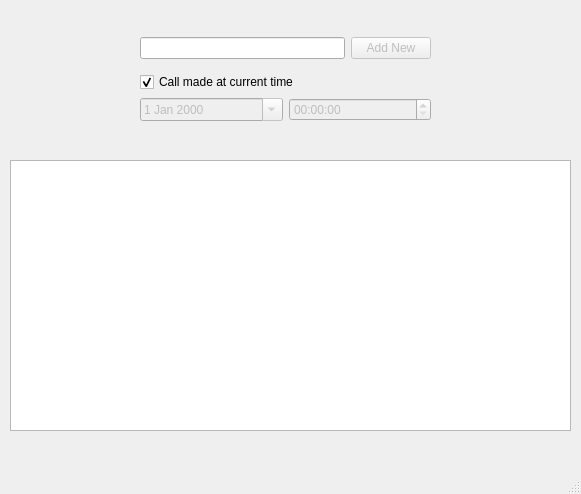
Above: client/phone.ui from woodenbrick/phoneLog before the change. Below: the same form after it.
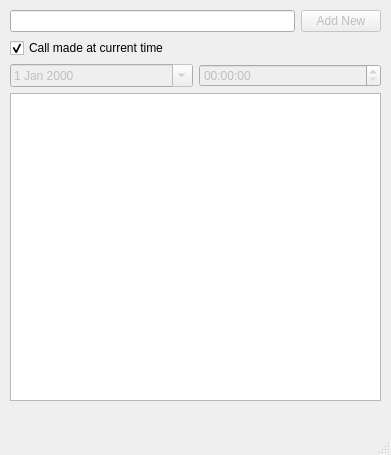
That is the form after the change. Icons and pictures are not drawn.

Commit message: smaller gui nicer date format

What changed in the file:
```diff
--- a/client/phone.ui
+++ b/client/phone.ui
@@ -5,8 +5,8 @@
    <rect>
     <x>0</x>
     <y>0</y>
-    <width>581</width>
-    <height>494</height>
+    <width>391</width>
+    <height>455</height>
    </rect>
   </property>
   <property name="windowTitle" >
@@ -17,43 +17,17 @@
     <normaloff>phone.png</normaloff>phone.png</iconset>
   </property>
   <widget class="QWidget" name="centralwidget" >
-   <widget class="QTableView" name="callList" >
-    <property name="geometry" >
-     <rect>
-      <x>10</x>
-      <y>160</y>
-      <width>561</width>
-      <height>271</height>
-     </rect>
-    </property>
-    <property name="frameShadow" >
-     <enum>QFrame::Raised</enum>
-    </property>
-    <property name="alternatingRowColors" >
-     <bool>true</bool>
-    </property>
-    <property name="selectionMode" >
-     <enum>QAbstractItemView::SingleSelection</enum>
-    </property>
-    <property name="selectionBehavior" >
-     <enum>QAbstractItemView::SelectItems</enum>
-    </property>
-    <property name="showGrid" >
-     <bool>false</bool>
-    </property>
-    <property name="cornerButtonEnabled" >
-     <bool>false</bool>
-    </property>
-   </widget>
    <widget class="QWidget" name="" >
     <property name="geometry" >
      <rect>
-      <x>140</x>
-      <y>30</y>
-      <width>291</width>
-      <height>98</height>
+      <x>10</x>
+      <y>10</y>
+      <width>371</width>
+      <height>411</height>
      </rect>
     </property>
+    <layout class="QGridLayout" name="gridLayout_2" >
+     <item row="0" column="0" >
     <layout class="QVBoxLayout" name="verticalLayout" >
      <item>
       <layout class="QHBoxLayout" name="horizontalLayout" >
@@ -133,6 +107,37 @@
       </layout>
      </item>
     </layout>
+     </item>
+     <item row="1" column="0" >
+      <widget class="QTableView" name="callList" >
+       <property name="frameShadow" >
+        <enum>QFrame::Raised</enum>
+       </property>
+       <property name="alternatingRowColors" >
+        <bool>true</bool>
+       </property>
+       <property name="selectionMode" >
+        <enum>QAbstractItemView::SingleSelection</enum>
+       </property>
+       <property name="selectionBehavior" >
+        <enum>QAbstractItemView::SelectItems</enum>
+       </property>
+       <property name="showGrid" >
+        <bool>false</bool>
+       </property>
+       <property name="cornerButtonEnabled" >
+        <bool>false</bool>
+       </property>
+      </widget>
+     </item>
+     <item row="2" column="0" >
+      <widget class="QLabel" name="statusMessage" >
+       <property name="text" >
+        <string/>
+       </property>
+      </widget>
+     </item>
+    </layout>
    </widget>
   </widget>
   <widget class="QMenuBar" name="menubar" >
```
Left out of the diff: 21 changed lines with no effect on the pictures. Lines whose indentation alone changed are shown as unchanged. The commit also changes 2 other files.
